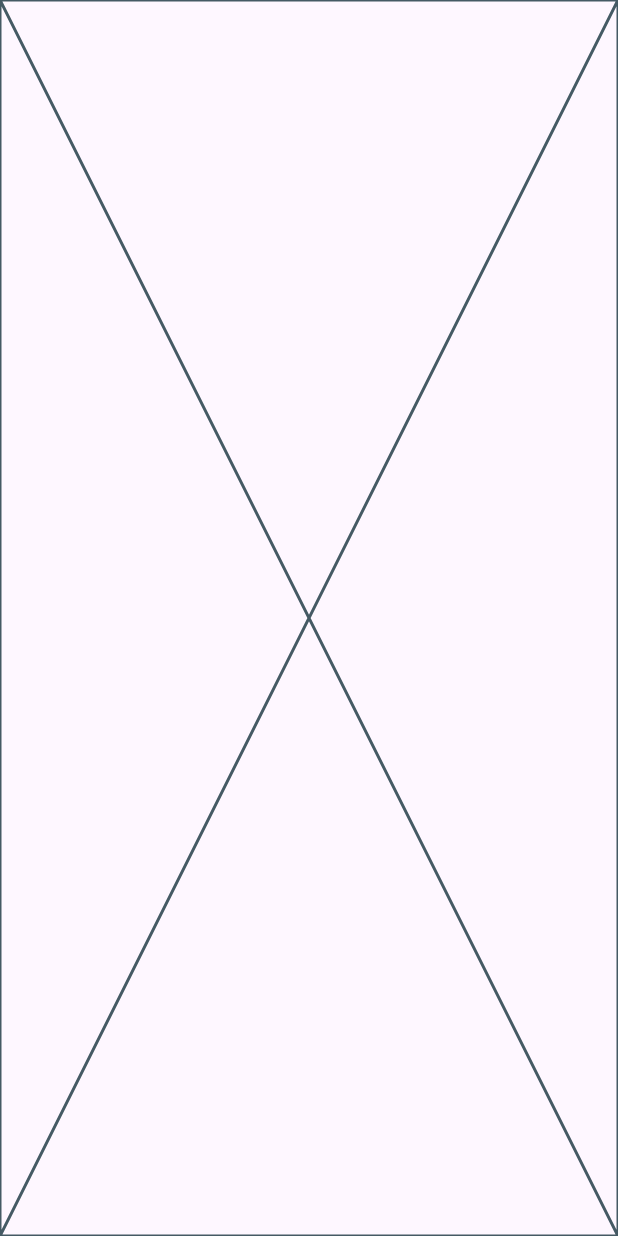
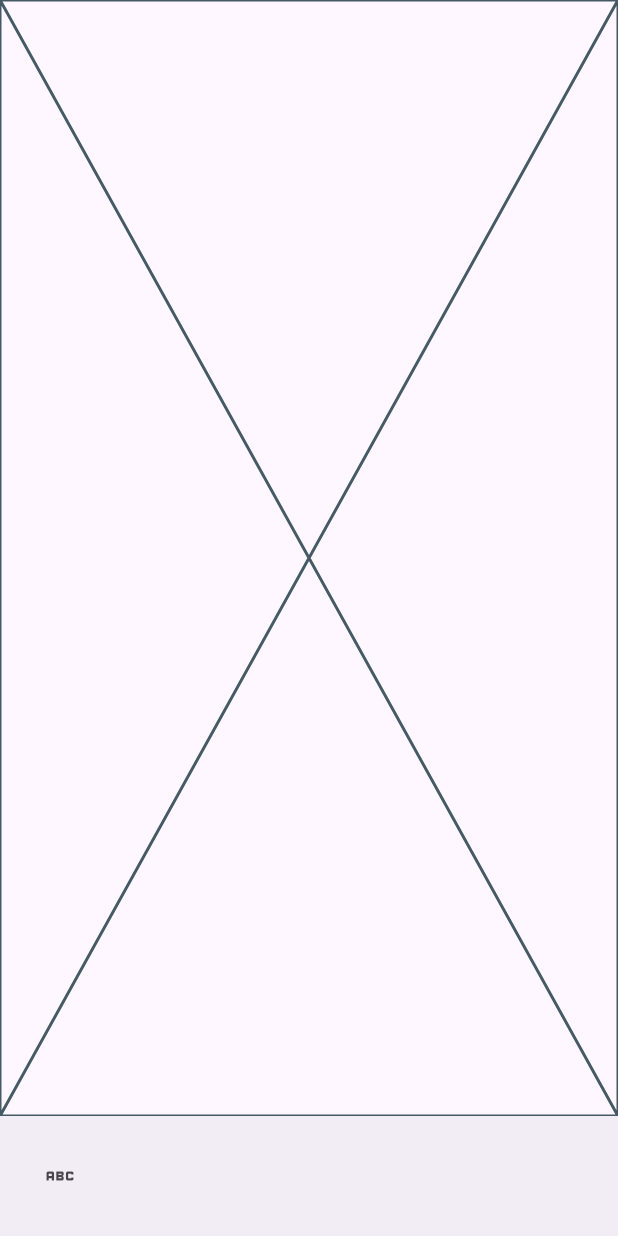
Before and after one commit to nabin1079/Foodu-app, a Flutter app: the HomePage screen opened directly, on a phone screen of 412 x 824 dp. Run offline on Flutter 3.47's test engine with Material 3 defaults, Android fonts, the phone set to English and light mode, and no system bars; our stand-ins replace font_awesome_flutter.

Commit message:
icon button

```diff
--- a/lib/views/navbar/home.dart
+++ b/lib/views/navbar/home.dart
@@ -24,11 +24,10 @@ final List<Widget> tabs=[
   Widget build(BuildContext context) {
     return  Scaffold(
       body: tabs[index],
-      bottomNavigationBar: const BottomAppBar(child: Row(
-        children: [
+      bottomNavigationBar: BottomAppBar(child: Row(children: [
+        IconButton(onPressed: (){}, icon: const Icon(Icons.abc))
 
-        ],
-      ),)),
-    )
+      ],),),
+    );
   }
 }
```
